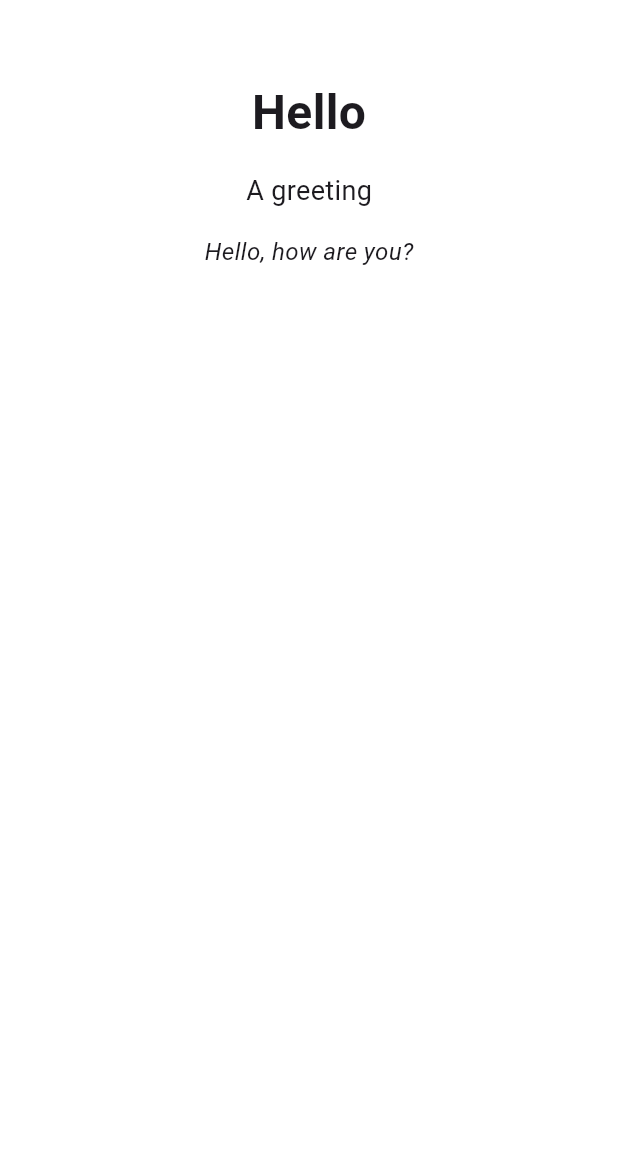
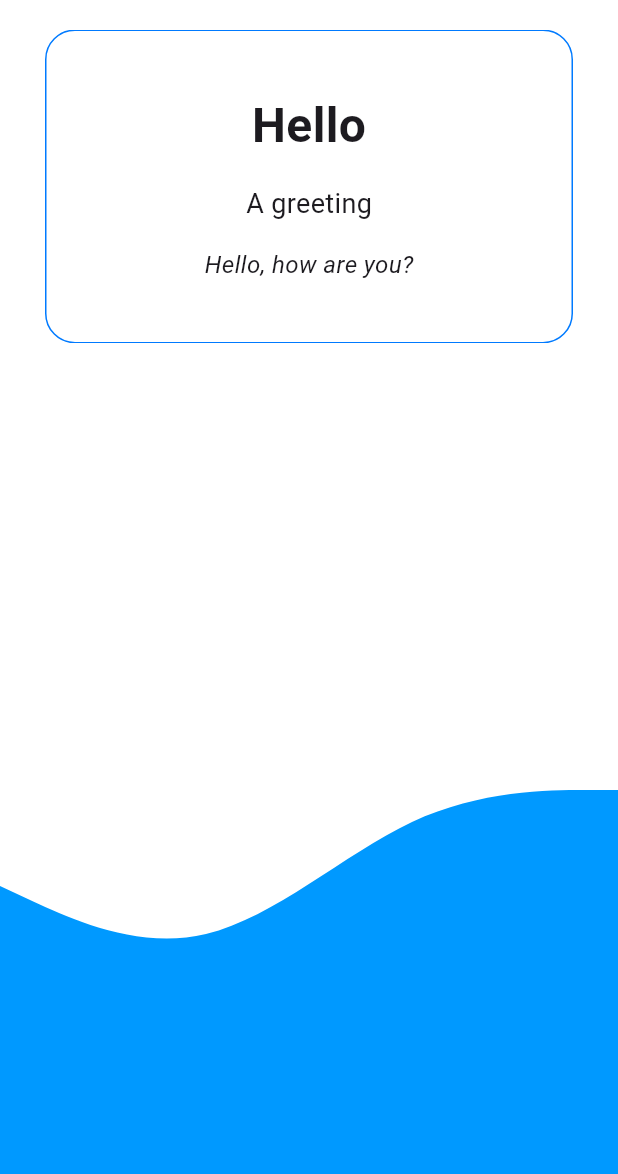
Before and after one commit to AymanOmara/vocabulary, a Flutter app: the HomeScreen screen opened by its route, on a phone screen of 412 x 824 dp, the part 62-1236 px from its top. Run offline on Flutter 3.47's test engine with Material 3 defaults, Android fonts, the phone set to English and light mode, and no system bars; drawn by our look-alikes of carousel_slider; our stand-ins replace bloc, flutter_bloc, flutter_gemini, flutter_svg, get, get_it and 1 more; accounts and stored records are empty.

Commit message:
add visuals to home screen

```diff
--- a/lib/core/helper/utils.dart
+++ b/lib/core/helper/utils.dart
@@ -1,13 +1,5 @@
 import 'package:vocabulary/core/display/i_selectable.dart';
 
-extension ArrayUtils<T> on List<T> {
-  void updateWhere(bool Function(T) condition, T newItem) {
-    final index = indexWhere(condition);
-    if (index != -1) {
-      this[index] = newItem;
-    }
-  }
-}
 extension MarkUnselected on List<ISelectable> {
   void unSelectAllExpect(String key) {
     for (var i in this) {
--- a/lib/features/home/presentation/page/home_screen.dart
+++ b/lib/features/home/presentation/page/home_screen.dart
@@ -1,7 +1,9 @@
 import 'package:carousel_slider/carousel_slider.dart';
 import 'package:flutter/material.dart';
 import 'package:flutter_bloc/flutter_bloc.dart';
+import 'package:flutter_svg/flutter_svg.dart';
 import 'package:vocabulary/core/routing/app_routes.dart';
+import 'package:vocabulary/core/ui/theme/colors.dart';
 import 'package:vocabulary/features/home/business_logic/home_cubit.dart';
 
 class HomeScreen extends StatelessWidget {
@@ -16,6 +18,7 @@ class HomeScreen extends StatelessWidget {
           backgroundColor: Colors.white,
           body: SafeArea(
             child: Column(
+              mainAxisSize: MainAxisSize.max,
               children: [
                 SizedBox(
                   height: 10,
@@ -34,11 +37,29 @@ class HomeScreen extends StatelessWidget {
                     ],
                   ),
                 ),
-                CarouselSlider.builder(
+                Padding(
+                  padding: EdgeInsets.all(
+                    20,
+                  ),
+                  child: CarouselSlider.builder(
                     itemCount: cubit.vocabularies.length,
                     itemBuilder: (context, index, realIndex) {
                       final word = cubit.vocabularies[index];
-                    return InkWell(
+                      return Container(
+                        margin: EdgeInsets.symmetric(
+                          horizontal: 10,
+                        ),
+                        decoration: BoxDecoration(
+                          border: Border.all(
+                            color: linkColor,
+                          ),
+                          borderRadius: BorderRadius.all(
+                            Radius.circular(
+                              20,
+                            ),
+                          ),
+                        ),
+                        child: InkWell(
                           onTap: () {
                             Navigator.of(context).pushNamed(
                               AppRoutes.vocabularyDetails,
@@ -72,6 +93,7 @@ class HomeScreen extends StatelessWidget {
                               ],
                             ),
                           ),
+                        ),
                       );
                     },
                     options: CarouselOptions(
@@ -80,6 +102,12 @@ class HomeScreen extends StatelessWidget {
                       viewportFraction: 1.0,
                     ),
                   ),
+                ),
+                Spacer(),
+                SvgPicture.asset(
+                  "assets/wave.svg",
+                  fit: BoxFit.fill,
+                )
               ],
             ),
           ),
```
Also changed, not shown: assets/wave.svg (added). Lines whose indentation alone changed are shown as unchanged.
